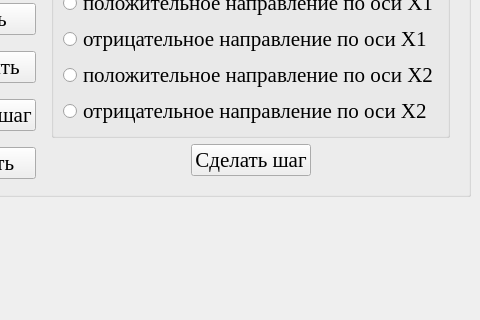
Eliminationzx/optimizationmethods, file optimizationmethods/ui/HuGi.ui: the form before one commit; both pictures show x 555 to 1035 and y 167 to 487 of the 1035 by 612 pixel window.
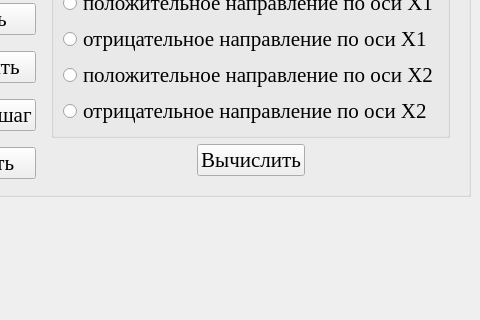
The form after the commit. The open tabs and pages were chosen to show the change.

Commit message: Исправлены замечания в Дживсе.

What changed in the file:
```diff
--- a/optimizationmethods/ui/HuGi.ui
+++ b/optimizationmethods/ui/HuGi.ui
@@ -570,7 +570,7 @@
              <item>
               <widget class="QPushButton" name="next2_bt">
                <property name="text">
-                <string>Сделать шаг</string>
+                <string>Вычислить</string>
                </property>
               </widget>
              </item>
```
Left out of the diff: 2 changed lines with no effect on the pictures. The commit also changes 1 other file.
